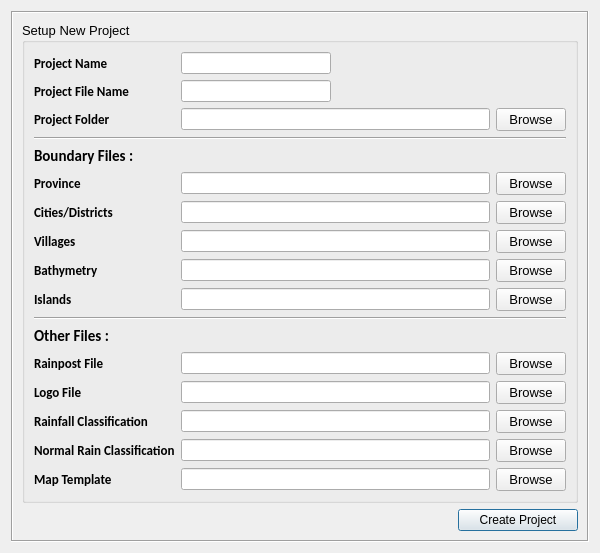
Old version of the form otoklim_dialog_new_project.ui in the repository geoenvo/otoklim.
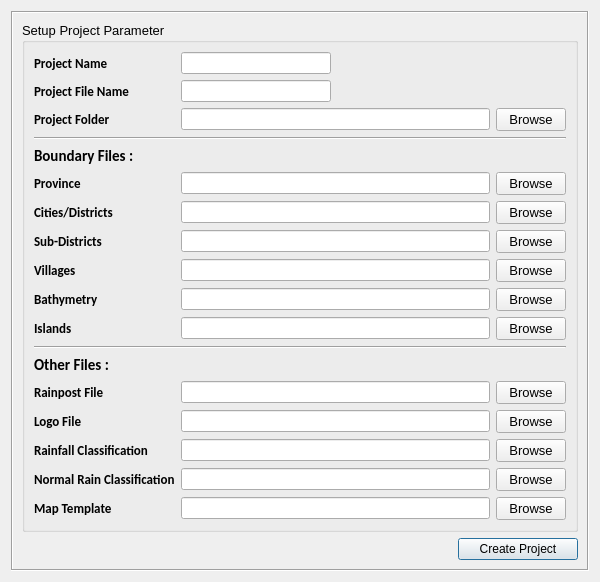
New version of the form.

Commit message: add: Create and copy project

```diff
--- a/otoklim_dialog_new_project.ui
+++ b/otoklim_dialog_new_project.ui
@@ -23,7 +23,7 @@
    </size>
   </property>
   <property name="windowTitle">
-   <string>Project Parameter</string>
+   <string>Setup New Project</string>
   </property>
   <layout class="QGridLayout" name="gridLayout_2">
    <item row="0" column="0">
@@ -73,12 +73,34 @@
          <bool>false</bool>
         </property>
         <property name="title">
-         <string>Setup New Project</string>
+         <string>Setup Project Parameter</string>
         </property>
         <property name="flat">
          <bool>false</bool>
         </property>
         <layout class="QGridLayout" name="gridLayout">
+         <item row="8" column="1">
+          <widget class="QLineEdit" name="Input_village">
+           <property name="font">
+            <font>
+             <pointsize>8</pointsize>
+            </font>
+           </property>
+           <property name="maxLength">
+            <number>62767</number>
+           </property>
+           <property name="dragEnabled">
+            <bool>true</bool>
+           </property>
+          </widget>
+         </item>
+         <item row="3" column="0" colspan="3">
+          <widget class="Line" name="line">
+           <property name="orientation">
+            <enum>Qt::Horizontal</enum>
+           </property>
+          </widget>
+         </item>
          <item row="0" column="0">
           <widget class="QLabel" name="label">
            <property name="font">
@@ -94,27 +116,6 @@
            </property>
           </widget>
          </item>
-         <item row="0" column="1">
-          <widget class="QLineEdit" name="Input_prj_name">
-           <property name="maximumSize">
-            <size>
-             <width>150</width>
-             <height>16777215</height>
-            </size>
-           </property>
-           <property name="font">
-            <font>
-             <pointsize>8</pointsize>
-            </font>
-           </property>
-           <property name="maxLength">
-            <number>62767</number>
-           </property>
-           <property name="dragEnabled">
-            <bool>true</bool>
-           </property>
-          </widget>
-         </item>
          <item row="1" column="0">
           <widget class="QLabel" name="label_2">
            <property name="font">
@@ -130,7 +131,28 @@
            </property>
           </widget>
          </item>
-         <item row="7" column="2">
+         <item row="0" column="1">
+          <widget class="QLineEdit" name="Input_prj_name">
+           <property name="maximumSize">
+            <size>
+             <width>150</width>
+             <height>16777215</height>
+            </size>
+           </property>
+           <property name="font">
+            <font>
+             <pointsize>8</pointsize>
+            </font>
+           </property>
+           <property name="maxLength">
+            <number>62767</number>
+           </property>
+           <property name="dragEnabled">
+            <bool>true</bool>
+           </property>
+          </widget>
+         </item>
+         <item row="8" column="2">
           <widget class="QPushButton" name="Browse_village">
            <property name="maximumSize">
             <size>
@@ -143,19 +165,6 @@
            </property>
           </widget>
          </item>
-         <item row="5" column="2">
-          <widget class="QPushButton" name="Browse_province">
-           <property name="maximumSize">
-            <size>
-             <width>70</width>
-             <height>25</height>
-            </size>
-           </property>
-           <property name="text">
-            <string>Browse</string>
-           </property>
-          </widget>
-         </item>
          <item row="4" column="0">
           <widget class="QLabel" name="label_4">
            <property name="font">
@@ -186,30 +195,8 @@
            </property>
           </widget>
          </item>
-         <item row="7" column="1">
-          <widget class="QLineEdit" name="Input_village">
-           <property name="font">
-            <font>
-             <pointsize>8</pointsize>
-            </font>
-           </property>
-           <property name="maxLength">
-            <number>62767</number>
-           </property>
-           <property name="dragEnabled">
-            <bool>true</bool>
-           </property>
-          </widget>
-         </item>
-         <item row="3" column="0" colspan="3">
-          <widget class="Line" name="line">
-           <property name="orientation">
-            <enum>Qt::Horizontal</enum>
-           </property>
-          </widget>
-         </item>
-         <item row="6" column="2">
-          <widget class="QPushButton" name="Browse_cities">
+         <item row="5" column="2">
+          <widget class="QPushButton" name="Browse_province">
            <property name="maximumSize">
             <size>
              <width>70</width>
@@ -221,8 +208,8 @@
            </property>
           </widget>
          </item>
-         <item row="7" column="0">
-          <widget class="QLabel" name="label_7">
+         <item row="15" column="0">
+          <widget class="QLabel" name="label_13">
            <property name="font">
             <font>
              <family>Calibri</family>
@@ -232,12 +219,12 @@
             </font>
            </property>
            <property name="text">
-            <string>Villages</string>
+            <string>Rainfall Classification</string>
            </property>
           </widget>
          </item>
-         <item row="9" column="2">
-          <widget class="QPushButton" name="Browse_islands">
+         <item row="14" column="2">
+          <widget class="QPushButton" name="Browse_logo">
            <property name="maximumSize">
             <size>
              <width>70</width>
@@ -249,21 +236,6 @@
            </property>
           </widget>
          </item>
-         <item row="6" column="1">
-          <widget class="QLineEdit" name="Input_cities">
-           <property name="font">
-            <font>
-             <pointsize>8</pointsize>
-            </font>
-           </property>
-           <property name="maxLength">
-            <number>62767</number>
-           </property>
-           <property name="dragEnabled">
-            <bool>true</bool>
-           </property>
-          </widget>
-         </item>
          <item row="2" column="1">
           <widget class="QLineEdit" name="Input_prj_folder">
            <property name="font">
@@ -279,6 +251,191 @@
            </property>
           </widget>
          </item>
+         <item row="15" column="1">
+          <widget class="QLineEdit" name="Input_rainfall_class">
+           <property name="font">
+            <font>
+             <pointsize>8</pointsize>
+            </font>
+           </property>
+           <property name="maxLength">
+            <number>62767</number>
+           </property>
+           <property name="dragEnabled">
+            <bool>true</bool>
+           </property>
+          </widget>
+         </item>
+         <item row="14" column="0">
+          <widget class="QLabel" name="label_12">
+           <property name="font">
+            <font>
+             <family>Calibri</family>
+             <pointsize>10</pointsize>
+             <weight>75</weight>
+             <bold>true</bold>
+            </font>
+           </property>
+           <property name="text">
+            <string>Logo File</string>
+           </property>
+          </widget>
+         </item>
+         <item row="18" column="0">
+          <widget class="QLabel" name="label_15">
+           <property name="font">
+            <font>
+             <family>Calibri</family>
+             <pointsize>10</pointsize>
+             <weight>75</weight>
+             <bold>true</bold>
+            </font>
+           </property>
+           <property name="text">
+            <string>Map Template</string>
+           </property>
+          </widget>
+         </item>
+         <item row="2" column="2">
+          <widget class="QPushButton" name="Browse_prj_folder">
+           <property name="maximumSize">
+            <size>
+             <width>70</width>
+             <height>25</height>
+            </size>
+           </property>
+           <property name="text">
+            <string>Browse</string>
+           </property>
+          </widget>
+         </item>
+         <item row="1" column="1">
+          <widget class="QLineEdit" name="Input_prj_file_name">
+           <property name="maximumSize">
+            <size>
+             <width>150</width>
+             <height>16777215</height>
+            </size>
+           </property>
+           <property name="font">
+            <font>
+             <pointsize>8</pointsize>
+            </font>
+           </property>
+           <property name="maxLength">
+            <number>62767</number>
+           </property>
+           <property name="dragEnabled">
+            <bool>true</bool>
+           </property>
+          </widget>
+         </item>
+         <item row="5" column="0">
+          <widget class="QLabel" name="label_5">
+           <property name="font">
+            <font>
+             <family>Calibri</family>
+             <pointsize>10</pointsize>
+             <weight>75</weight>
+             <bold>true</bold>
+            </font>
+           </property>
+           <property name="text">
+            <string>Province</string>
+           </property>
+          </widget>
+         </item>
+         <item row="18" column="1">
+          <widget class="QLineEdit" name="Input_map_template">
+           <property name="font">
+            <font>
+             <pointsize>8</pointsize>
+            </font>
+           </property>
+           <property name="maxLength">
+            <number>62767</number>
+           </property>
+           <property name="dragEnabled">
+            <bool>true</bool>
+           </property>
+          </widget>
+         </item>
+         <item row="18" column="2">
+          <widget class="QPushButton" name="Browse_map_template">
+           <property name="maximumSize">
+            <size>
+             <width>70</width>
+             <height>25</height>
+            </size>
+           </property>
+           <property name="text">
+            <string>Browse</string>
+           </property>
+          </widget>
+         </item>
+         <item row="11" column="0" colspan="3">
+          <widget class="Line" name="line_2">
+           <property name="orientation">
+            <enum>Qt::Horizontal</enum>
+           </property>
+          </widget>
+         </item>
+         <item row="14" column="1">
+          <widget class="QLineEdit" name="Input_logo">
+           <property name="font">
+            <font>
+             <pointsize>8</pointsize>
+            </font>
+           </property>
+           <property name="maxLength">
+            <number>62767</number>
+           </property>
+           <property name="dragEnabled">
+            <bool>true</bool>
+           </property>
+          </widget>
+         </item>
+         <item row="10" column="2">
+          <widget class="QPushButton" name="Browse_islands">
+           <property name="maximumSize">
+            <size>
+             <width>70</width>
+             <height>25</height>
+            </size>
+           </property>
+           <property name="text">
+            <string>Browse</string>
+           </property>
+          </widget>
+         </item>
+         <item row="10" column="0">
+          <widget class="QLabel" name="label_9">
+           <property name="font">
+            <font>
+             <family>Calibri</family>
+             <pointsize>10</pointsize>
+             <weight>75</weight>
+             <bold>true</bold>
+            </font>
+           </property>
+           <property name="text">
+            <string>Islands</string>
+           </property>
+          </widget>
+         </item>
+         <item row="13" column="2">
+          <widget class="QPushButton" name="Browse_rainpost">
+           <property name="maximumSize">
+            <size>
+             <width>70</width>
+             <height>25</height>
+            </size>
+           </property>
+           <property name="text">
+            <string>Browse</string>
+           </property>
+          </widget>
+         </item>
          <item row="2" column="0">
           <widget class="QLabel" name="label_3">
            <property name="font">
@@ -294,51 +451,23 @@
            </property>
           </widget>
          </item>
-         <item row="5" column="1">
-          <widget class="QLineEdit" name="Input_province">
+         <item row="9" column="0">
+          <widget class="QLabel" name="label_8">
            <property name="font">
             <font>
-             <pointsize>8</pointsize>
+             <family>Calibri</family>
+             <pointsize>10</pointsize>
+             <weight>75</weight>
+             <bold>true</bold>
             </font>
            </property>
-           <property name="maxLength">
-            <number>62767</number>
-           </property>
-           <property name="dragEnabled">
-            <bool>true</bool>
-           </property>
-          </widget>
-         </item>
-         <item row="8" column="1">
-          <widget class="QLineEdit" name="Input_bathymetry">
-           <property name="font">
-            <font>
-             <pointsize>8</pointsize>
-            </font>
-           </property>
-           <property name="maxLength">
-            <number>62767</number>
-           </property>
-           <property name="dragEnabled">
-            <bool>true</bool>
-           </property>
-          </widget>
-         </item>
-         <item row="8" column="2">
-          <widget class="QPushButton" name="Browse_bathymetry">
-           <property name="maximumSize">
-            <size>
-             <width>70</width>
-             <height>25</height>
-            </size>
-           </property>
            <property name="text">
-            <string>Browse</string>
+            <string>Bathymetry</string>
            </property>
           </widget>
          </item>
-         <item row="2" column="2">
-          <widget class="QPushButton" name="Browse_prj_folder">
+         <item row="6" column="2">
+          <widget class="QPushButton" name="Browse_districts">
            <property name="maximumSize">
             <size>
              <width>70</width>
@@ -350,22 +479,7 @@
            </property>
           </widget>
          </item>
-         <item row="9" column="1">
-          <widget class="QLineEdit" name="Input_islands">
-           <property name="font">
-            <font>
-             <pointsize>8</pointsize>
-            </font>
-           </property>
-           <property name="maxLength">
-            <number>62767</number>
-           </property>
-           <property name="dragEnabled">
-            <bool>true</bool>
-           </property>
-          </widget>
-         </item>
-         <item row="12" column="0">
+         <item row="13" column="0">
           <widget class="QLabel" name="label_11">
            <property name="font">
             <font>
@@ -380,7 +494,7 @@
            </property>
           </widget>
          </item>
-         <item row="12" column="1">
+         <item row="13" column="1">
           <widget class="QLineEdit" name="Input_rainpost">
            <property name="font">
             <font>
@@ -395,14 +509,37 @@
            </property>
           </widget>
          </item>
-         <item row="10" column="0" colspan="3">
-          <widget class="Line" name="line_2">
-           <property name="orientation">
-            <enum>Qt::Horizontal</enum>
+         <item row="6" column="1">
+          <widget class="QLineEdit" name="Input_districts">
+           <property name="font">
+            <font>
+             <pointsize>8</pointsize>
+            </font>
            </property>
+           <property name="maxLength">
+            <number>62767</number>
+           </property>
+           <property name="dragEnabled">
+            <bool>true</bool>
+           </property>
           </widget>
          </item>
-         <item row="11" column="0">
+         <item row="9" column="1">
+          <widget class="QLineEdit" name="Input_bathymetry">
+           <property name="font">
+            <font>
+             <pointsize>8</pointsize>
+            </font>
+           </property>
+           <property name="maxLength">
+            <number>62767</number>
+           </property>
+           <property name="dragEnabled">
+            <bool>true</bool>
+           </property>
+          </widget>
+         </item>
+         <item row="12" column="0">
           <widget class="QLabel" name="label_10">
            <property name="font">
             <font>
@@ -417,73 +554,7 @@
            </property>
           </widget>
          </item>
-         <item row="9" column="0">
-          <widget class="QLabel" name="label_9">
-           <property name="font">
-            <font>
-             <family>Calibri</family>
-             <pointsize>10</pointsize>
-             <weight>75</weight>
-             <bold>true</bold>
-            </font>
-           </property>
-           <property name="text">
-            <string>Islands</string>
-           </property>
-          </widget>
-         </item>
-         <item row="1" column="1">
-          <widget class="QLineEdit" name="Input_prj_file_name">
-           <property name="maximumSize">
-            <size>
-             <width>150</width>
-             <height>16777215</height>
-            </size>
-           </property>
-           <property name="font">
-            <font>
-             <pointsize>8</pointsize>
-            </font>
-           </property>
-           <property name="maxLength">
-            <number>62767</number>
-           </property>
-           <property name="dragEnabled">
-            <bool>true</bool>
-           </property>
-          </widget>
-         </item>
-         <item row="8" column="0">
-          <widget class="QLabel" name="label_8">
-           <property name="font">
-            <font>
-             <family>Calibri</family>
-             <pointsize>10</pointsize>
-             <weight>75</weight>
-             <bold>true</bold>
-            </font>
-           </property>
-           <property name="text">
-            <string>Bathymetry</string>
-           </property>
-          </widget>
-         </item>
-         <item row="5" column="0">
-          <widget class="QLabel" name="label_5">
-           <property name="font">
-            <font>
-             <family>Calibri</family>
-             <pointsize>10</pointsize>
-             <weight>75</weight>
-             <bold>true</bold>
-            </font>
-           </property>
-           <property name="text">
-            <string>Province</string>
-           </property>
-          </widget>
-         </item>
-         <item row="15" column="0">
+         <item row="16" column="0">
           <widget class="QLabel" name="label_14">
            <property name="font">
             <font>
@@ -498,50 +569,20 @@
            </property>
           </widget>
          </item>
-         <item row="14" column="2">
-          <widget class="QPushButton" name="Browse_rainfall_class">
-           <property name="maximumSize">
-            <size>
-             <width>70</width>
-             <height>25</height>
-            </size>
-           </property>
-           <property name="text">
-            <string>Browse</string>
-           </property>
-          </widget>
-         </item>
-         <item row="15" column="1">
-          <widget class="QLineEdit" name="Input_normalrain_class">
-           <property name="font">
-            <font>
-             <pointsize>8</pointsize>
-            </font>
-           </property>
-           <property name="maxLength">
-            <number>62767</number>
-           </property>
-           <property name="dragEnabled">
-            <bool>true</bool>
-           </property>
-          </widget>
-         </item>
-         <item row="13" column="1">
-          <widget class="QLineEdit" name="Input_logo">
-           <property name="font">
-            <font>
-             <pointsize>8</pointsize>
-            </font>
-           </property>
-           <property name="maxLength">
-            <number>62767</number>
-           </property>
-           <property name="dragEnabled">
-            <bool>true</bool>
-           </property>
-          </widget>
-         </item>
          <item row="15" column="2">
+          <widget class="QPushButton" name="Browse_rainfall_class">
+           <property name="maximumSize">
+            <size>
+             <width>70</width>
+             <height>25</height>
+            </size>
+           </property>
+           <property name="text">
+            <string>Browse</string>
+           </property>
+          </widget>
+         </item>
+         <item row="16" column="2">
           <widget class="QPushButton" name="Browse_normalrain_class">
            <property name="maximumSize">
             <size>
@@ -554,25 +595,10 @@
            </property>
           </widget>
          </item>
-         <item row="14" column="1">
-          <widget class="QLineEdit" name="Input_rainfall_class">
+         <item row="8" column="0">
+          <widget class="QLabel" name="label_7">
            <property name="font">
             <font>
-             <pointsize>8</pointsize>
-            </font>
-           </property>
-           <property name="maxLength">
-            <number>62767</number>
-           </property>
-           <property name="dragEnabled">
-            <bool>true</bool>
-           </property>
-          </widget>
-         </item>
-         <item row="14" column="0">
-          <widget class="QLabel" name="label_13">
-           <property name="font">
-            <font>
              <family>Calibri</family>
              <pointsize>10</pointsize>
              <weight>75</weight>
@@ -580,12 +606,12 @@
             </font>
            </property>
            <property name="text">
-            <string>Rainfall Classification</string>
+            <string>Villages</string>
            </property>
           </widget>
          </item>
-         <item row="12" column="2">
-          <widget class="QPushButton" name="Browse_rainpost">
+         <item row="9" column="2">
+          <widget class="QPushButton" name="Browse_bathymetry">
            <property name="maximumSize">
             <size>
              <width>70</width>
@@ -597,38 +623,55 @@
            </property>
           </widget>
          </item>
-         <item row="13" column="2">
-          <widget class="QPushButton" name="Browse_logo">
-           <property name="maximumSize">
-            <size>
-             <width>70</width>
-             <height>25</height>
-            </size>
+         <item row="10" column="1">
+          <widget class="QLineEdit" name="Input_islands">
+           <property name="font">
+            <font>
+             <pointsize>8</pointsize>
+            </font>
            </property>
-           <property name="text">
-            <string>Browse</string>
+           <property name="maxLength">
+            <number>62767</number>
            </property>
+           <property name="dragEnabled">
+            <bool>true</bool>
+           </property>
           </widget>
          </item>
-         <item row="13" column="0">
-          <widget class="QLabel" name="label_12">
+         <item row="16" column="1">
+          <widget class="QLineEdit" name="Input_normalrain_class">
            <property name="font">
             <font>
-             <family>Calibri</family>
-             <pointsize>10</pointsize>
-             <weight>75</weight>
-             <bold>true</bold>
+             <pointsize>8</pointsize>
             </font>
            </property>
-           <property name="text">
-            <string>Logo File</string>
+           <property name="maxLength">
+            <number>62767</number>
            </property>
+           <property name="dragEnabled">
+            <bool>true</bool>
+           </property>
           </widget>
          </item>
-         <item row="17" column="0">
-          <widget class="QLabel" name="label_15">
+         <item row="5" column="1">
+          <widget class="QLineEdit" name="Input_province">
            <property name="font">
             <font>
+             <pointsize>8</pointsize>
+            </font>
+           </property>
+           <property name="maxLength">
+            <number>62767</number>
+           </property>
+           <property name="dragEnabled">
+            <bool>true</bool>
+           </property>
+          </widget>
+         </item>
+         <item row="7" column="0">
+          <widget class="QLabel" name="label_16">
+           <property name="font">
+            <font>
              <family>Calibri</family>
              <pointsize>10</pointsize>
              <weight>75</weight>
@@ -636,12 +679,12 @@
             </font>
            </property>
            <property name="text">
-            <string>Map Template</string>
+            <string>Sub-Districts</string>
            </property>
           </widget>
          </item>
-         <item row="17" column="1">
-          <widget class="QLineEdit" name="Input_map_template">
+         <item row="7" column="1">
+          <widget class="QLineEdit" name="Input_subdistricts">
            <property name="font">
             <font>
              <pointsize>8</pointsize>
@@ -655,8 +698,8 @@
            </property>
           </widget>
          </item>
-         <item row="17" column="2">
-          <widget class="QPushButton" name="Browse_map_template">
+         <item row="7" column="2">
+          <widget class="QPushButton" name="Browse_subdistricts">
            <property name="maximumSize">
             <size>
              <width>70</width>
```
The commit also changes 5 other files.
